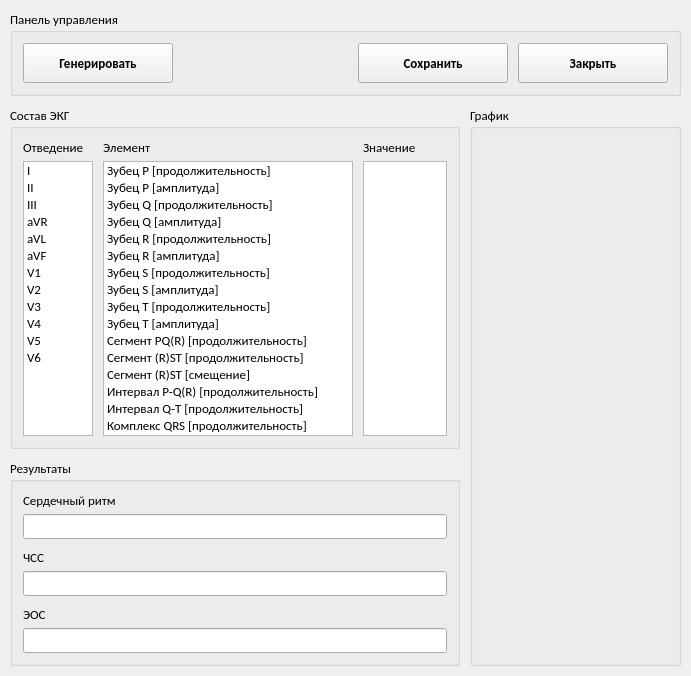
Before: the Qt Designer form ui/ecg_simulator_window.ui in WeeIIer/ECG-monitoring-system, drawn with Qt 5.
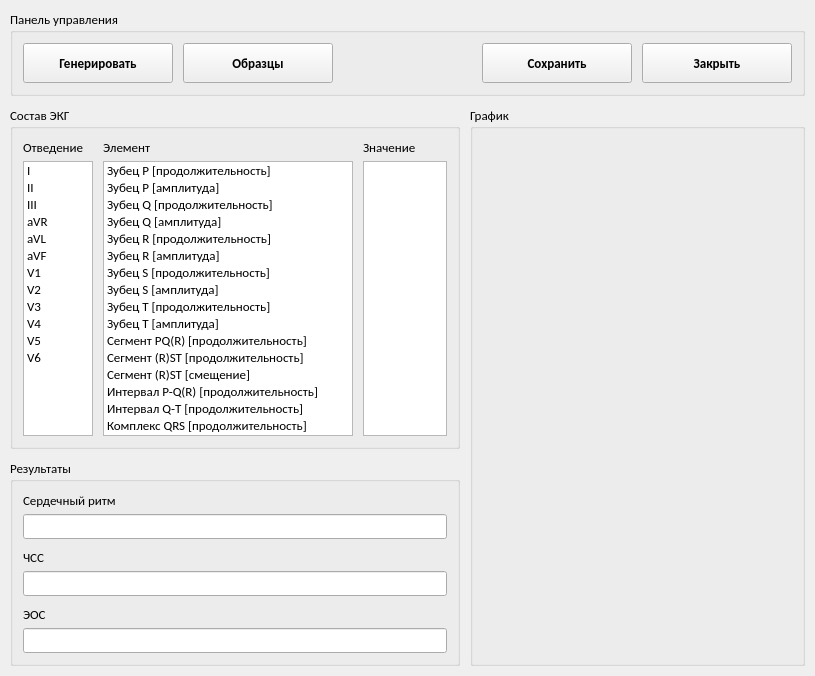
After: the same form once the commit is applied.

Commit message: feat: create ECG samples window

```diff
--- a/ui/ecg_simulator_window.ui
+++ b/ui/ecg_simulator_window.ui
@@ -6,7 +6,7 @@
    <rect>
     <x>0</x>
     <y>0</y>
-    <width>691</width>
+    <width>815</width>
     <height>676</height>
    </rect>
   </property>
@@ -120,6 +120,40 @@
         </property>
        </widget>
       </item>
+      <item>
+       <widget class="QPushButton" name="button_samples">
+        <property name="sizePolicy">
+         <sizepolicy hsizetype="Minimum" vsizetype="Fixed">
+          <horstretch>0</horstretch>
+          <verstretch>0</verstretch>
+         </sizepolicy>
+        </property>
+        <property name="minimumSize">
+         <size>
+          <width>150</width>
+          <height>40</height>
+         </size>
+        </property>
+        <property name="font">
+         <font>
+          <weight>75</weight>
+          <bold>true</bold>
+         </font>
+        </property>
+        <property name="cursor">
+         <cursorShape>PointingHandCursor</cursorShape>
+        </property>
+        <property name="text">
+         <string>Образцы</string>
+        </property>
+        <property name="iconSize">
+         <size>
+          <width>24</width>
+          <height>24</height>
+         </size>
+        </property>
+       </widget>
+      </item>
       <item>
        <spacer name="horizontalSpacer">
         <property name="orientation">
```
The commit also changes 6 other files.
